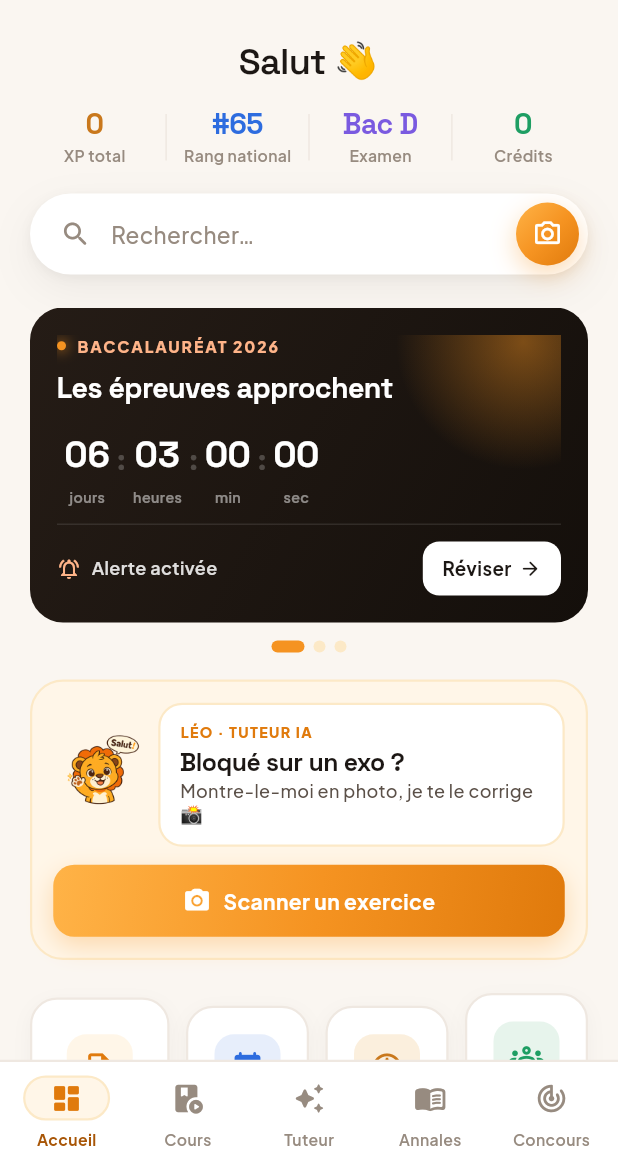
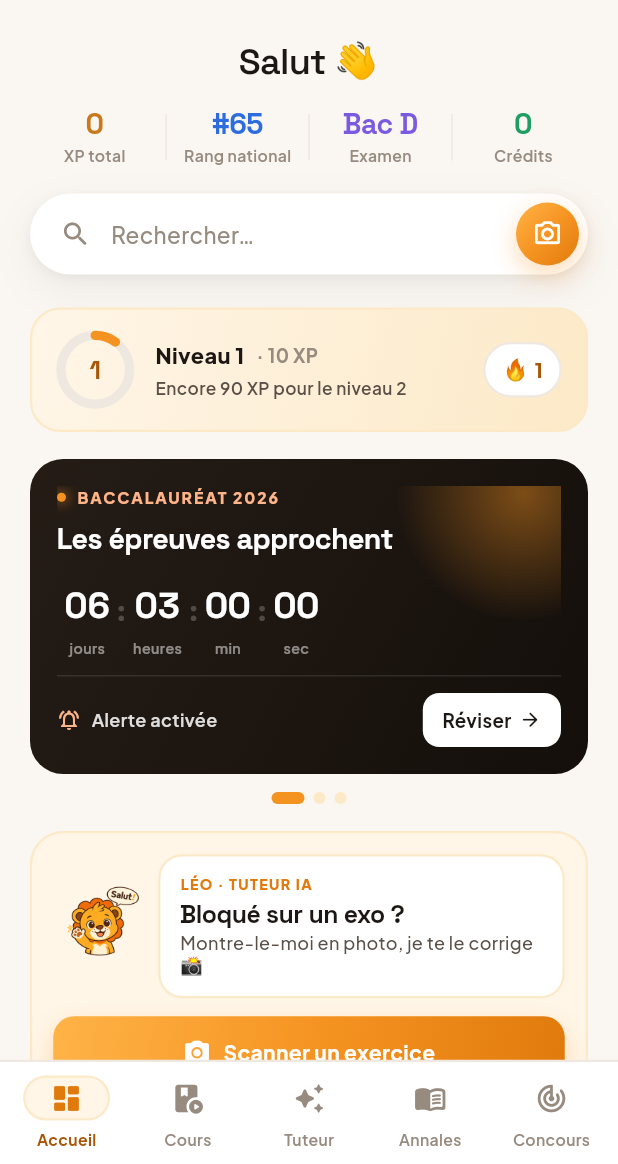
Before and after one commit to ludagg/onbuch-v2, a Flutter app: the HomeScreen screen opened by its route, on a phone screen of 412 x 824 dp, the part 72-1236 px from its top. Run offline on Flutter 3.47's test engine with Material 3 defaults, Android fonts, the phone set to English and light mode, and no system bars; our stand-ins replace app_links, appwrite, camera, chewie, file_picker, firebase_core and 16 more; missing offline and left inert: gpt_markdown, syncfusion_flutter_pdfviewer; accounts and stored records are empty; network calls fail.

Commit message:
Gamification : streak, XP, niveaux & badges
- GamificationService (doc Appwrite par utilisateur + cache disque offline) :
  streak quotidien, XP, niveaux (courbe 50·L·(L+1)), badges débloquables.
- Collection gamification (par utilisateur).
- Accueil : bannière progression (niveau/XP/streak) → /progress.
- Écran « Ma progression » : anneau de niveau, stats, grille de badges.
- XP attribué : quiz terminé (5/bonne réponse + 10), question au tuteur (15),
  connexion quotidienne (10) avec mise à jour du streak.

Co-Authored-By: Claude Opus 4.8 (1M context) <noreply@anthropic.com>
Claude-Session: https://claude.ai/code/session_01SyEdjYbgCw9yPqHpuvtDDx

```diff
--- a/lib/appwrite_config.dart
+++ b/lib/appwrite_config.dart
@@ -25,6 +25,7 @@ const appwriteTutorQuotaCollectionId = 'tutor_quota';
 const appwriteNotificationsCollectionId = 'notifications';
 const appwriteAnnalesCollectionId = 'annales';
 const appwriteAppConfigCollectionId = 'app_config';
+const appwriteGamificationCollectionId = 'gamification';
 
 // Page d'atterrissage des liens de partage (ouvre l'app si installée, sinon
 // propose le téléchargement). Projet Vercel dédié.
--- a/lib/router/app_router.dart
+++ b/lib/router/app_router.dart
@@ -32,6 +32,7 @@ import '../screens/tutor/course_summary_screen.dart';
 import '../screens/tutor/course_summary_result_screen.dart';
 import '../screens/tutor/crop_screen.dart';
 import '../screens/profile/profile_screen.dart';
+import '../screens/progress/progress_screen.dart';
 import '../screens/profile/edit_profile_screen.dart';
 import '../screens/search/global_search_screen.dart';
 import '../screens/news/article_detail_screen.dart';
@@ -113,6 +114,7 @@ final appRouter = GoRouter(
     GoRoute(path: '/aide', builder: (_, __) => const AideScreen()),
     GoRoute(path: '/edit-profile', builder: (_, __) => const EditProfileScreen()),
     GoRoute(path: '/search', builder: (_, __) => const GlobalSearchScreen()),
+    GoRoute(path: '/progress', builder: (_, __) => const ProgressScreen()),
     GoRoute(
       path: '/cours-subject',
       builder: (_, s) => ChaptersScreen(subject: s.extra as Subject?),
--- a/lib/screens/cours/quiz_result_screen.dart
+++ b/lib/screens/cours/quiz_result_screen.dart
@@ -6,6 +6,7 @@ import '../../widgets/leo_mascot.dart';
 import '../../models/course.dart';
 import '../../models/quiz.dart';
 import '../../services/database_service.dart';
+import '../../services/gamification_service.dart';
 
 /// Résultat d'un quiz (section E) : score visuel, statistiques, questions à
 /// revoir, et relances (revoir le cours / recommencer).
@@ -49,6 +50,8 @@ class _QuizResultScreenState extends State<QuizResultScreen> {
       total: questions.length,
       wrong: wrong,
     );
+    // XP : 5 par bonne réponse + 10 de bonus quiz terminé.
+    GamificationService.instance.addXp(correct * 5 + 10, quizzes: 1);
   }
 
   @override
--- a/lib/screens/home/home_screen.dart
+++ b/lib/screens/home/home_screen.dart
@@ -8,6 +8,7 @@ import '../../widgets/leo_mascot.dart';
 import '../../services/auth_service.dart';
 import '../../services/database_service.dart';
 import '../../services/annale_store.dart';
+import '../../services/gamification_service.dart';
 import '../../widgets/annale_actions.dart';
 import '../../utils/launch.dart';
 import '../../models/article.dart';
@@ -87,6 +88,13 @@ class HomeScreen extends StatelessWidget {
                 ),
               ),
               const SizedBox(height: 22),
+
+              // Progression (streak / niveau / XP)
+              const Padding(
+                padding: EdgeInsets.symmetric(horizontal: 20),
+                child: _GamificationBanner(),
+              ),
+              const SizedBox(height: 18),
 
               // Hero — carrousel d'examens (compte à rebours résultats)
               _HeroCarousel(),
@@ -669,6 +677,73 @@ class _Shortcuts extends StatelessWidget {
   }
 }
 
+// ─── Progression (gamification) ───────────────────────────────────────────────
+class _GamificationBanner extends StatefulWidget {
+  const _GamificationBanner();
+
+  @override
+  State<_GamificationBanner> createState() => _GamificationBannerState();
+}
+
+class _GamificationBannerState extends State<_GamificationBanner> {
+  @override
+  void initState() {
+    super.initState();
+    // Pointe la présence du jour (streak + bonus quotidien).
+    GamificationService.instance.recordActivity();
+  }
+
+  @override
+  Widget build(BuildContext context) {
+    return ValueListenableBuilder<GamificationState>(
+      valueListenable: GamificationService.instance.state,
+      builder: (context, s, _) {
+        return GestureDetector(
+          behavior: HitTestBehavior.opaque,
+          onTap: () => context.push('/progress'),
+          child: Container(
+            padding: const EdgeInsets.fromLTRB(16, 14, 16, 14),
+            decoration: BoxDecoration(
+              gradient: OC.gradSoft,
+              borderRadius: BorderRadius.circular(20),
+              border: Border.all(color: OC.o100, width: 1.5),
+            ),
+            child: Row(children: [
+              OBRing(
+                pct: s.levelProgress,
+                size: 52,
+                color: OC.o500,
+                center: Text('${s.level}', style: display(17, weight: FontWeight.w800, color: OC.o700)),
+              ),
+              const SizedBox(width: 14),
+              Expanded(child: Column(crossAxisAlignment: CrossAxisAlignment.start, children: [
+                Row(children: [
+                  Text('Niveau ${s.level}', style: body(14.5, weight: FontWeight.w800)),
+                  const SizedBox(width: 8),
+                  Text('· ${s.xp} XP', style: body(12.5, weight: FontWeight.w700, color: OC.muted)),
+                ]),
+                const SizedBox(height: 3),
+                Text('Encore ${(s.xpForLevel - s.xpInLevel).clamp(0, 999999)} XP pour le niveau ${s.level + 1}',
+                    style: body(11.5, color: OC.ink2, weight: FontWeight.w600)),
+              ])),
+              const SizedBox(width: 10),
+              Container(
+                padding: const EdgeInsets.symmetric(horizontal: 11, vertical: 7),
+                decoration: BoxDecoration(color: OC.paper, borderRadius: BorderRadius.circular(999), border: Border.all(color: OC.line, width: 1.5)),
+                child: Row(mainAxisSize: MainAxisSize.min, children: [
+                  const Text('🔥', style: TextStyle(fontSize: 14)),
+                  const SizedBox(width: 4),
+                  Text('${s.streak}', style: body(13, weight: FontWeight.w800, color: OC.o700)),
+                ]),
+              ),
+            ]),
+          ),
+        );
+      },
+    );
+  }
+}
+
 // ─── Saved papers (hors-ligne) ────────────────────────────────────────────────
 class _SavedSection extends StatefulWidget {
   const _SavedSection();
--- a/lib/screens/tutor/tutor_correction_screen.dart
+++ b/lib/screens/tutor/tutor_correction_screen.dart
@@ -5,6 +5,7 @@ import '../../theme/app_theme.dart';
 import '../../models/tutor_request.dart';
 import '../../services/tutor_service.dart';
 import '../../services/analytics_service.dart';
+import '../../services/gamification_service.dart';
 import '../../widgets/rich_answer.dart';
 import '../../widgets/leo_mascot.dart';
 import '../../utils/tutor_pdf.dart';
@@ -145,6 +146,7 @@ class _TutorCorrectionScreenState extends State<TutorCorrectionScreen> {
     _msgs.add(m);
     fut.then((t) {
       AnalyticsService.logEvent('tutor_correction', {'subject': widget.request?.subject ?? ''});
+      GamificationService.instance.addXp(15, tutorUses: 1);
       if (!mounted) return;
       setState(() => m.resolved = t);
       _scrollToBottom();
--- /dev/null
+++ b/lib/services/gamification_service.dart
@@ -0,0 +1,235 @@
+import 'dart:convert';
+import 'package:flutter/foundation.dart';
+import 'package:appwrite/appwrite.dart';
+import 'package:shared_preferences/shared_preferences.dart';
+import '../appwrite_config.dart';
+import 'appwrite_client.dart';
+
+/// État de progression (gamification) de l'élève.
+class GamificationState {
+  final int xp;
+  final int streak;
+  final int bestStreak;
+  final String lastActive; // YYYY-MM-DD
+  final int quizzes;
+  final int tutorUses;
+  final Set<String> badges;
+
+  const GamificationState({
+    this.xp = 0,
+    this.streak = 0,
+    this.bestStreak = 0,
+    this.lastActive = '',
+    this.quizzes = 0,
+    this.tutorUses = 0,
+    this.badges = const {},
+  });
+
+  GamificationState copyWith({int? xp, int? streak, int? bestStreak, String? lastActive, int? quizzes, int? tutorUses, Set<String>? badges}) =>
+      GamificationState(
+        xp: xp ?? this.xp,
+        streak: streak ?? this.streak,
+        bestStreak: bestStreak ?? this.bestStreak,
+        lastActive: lastActive ?? this.lastActive,
+        quizzes: quizzes ?? this.quizzes,
+        tutorUses: tutorUses ?? this.tutorUses,
+        badges: badges ?? this.badges,
+      );
+
+  // ── Niveaux ──────────────────────────────────────────────────────────────
+  // XP cumulé pour atteindre le niveau L : 50·(L-1)·L (1→0, 2→100, 3→300, 4→600…)
+  int get level {
+    var l = 1;
+    while (50 * l * (l + 1) <= xp) {
+      l++;
+    }
+    return l;
+  }
+
+  int get _floor => 50 * (level - 1) * level;
+  int get _ceil => 50 * level * (level + 1);
+  int get xpInLevel => xp - _floor;
+  int get xpForLevel => _ceil - _floor;
+  double get levelProgress => xpForLevel == 0 ? 0 : (xpInLevel / xpForLevel).clamp(0.0, 1.0);
+
+  Map<String, dynamic> toMap() => {
+        'xp': xp, 'streak': streak, 'bestStreak': bestStreak, 'lastActive': lastActive,
+        'quizzes': quizzes, 'tutorUses': tutorUses, 'badges': badges.join(','),
+      };
+
+  factory GamificationState.fromMap(Map<String, dynamic> d) => GamificationState(
+        xp: (d['xp'] as num?)?.toInt() ?? 0,
+        streak: (d['streak'] as num?)?.toInt() ?? 0,
+        bestStreak: (d['bestStreak'] as num?)?.toInt() ?? 0,
+        lastActive: (d['lastActive'] ?? '').toString(),
+        quizzes: (d['quizzes'] as num?)?.toInt() ?? 0,
+        tutorUses: (d['tutorUses'] as num?)?.toInt() ?? 0,
+        badges: (d['badges'] ?? '').toString().split(',').map((s) => s.trim()).where((s) => s.isNotEmpty).toSet(),
+      );
+}
+
+/// Définition d'un badge (débloqué selon l'état).
+class GameBadge {
+  final String id;
+  final String emoji;
+  final String label;
+  final String desc;
+  final bool Function(GamificationState s) earned;
+  const GameBadge(this.id, this.emoji, this.label, this.desc, this.earned);
+}
+
+const List<GameBadge> kBadges = [
+  GameBadge('first_quiz', '🎯', 'Premier quiz', 'Termine ton premier quiz', _bFirstQuiz),
+  GameBadge('quiz_10', '🧠', 'Studieux', 'Termine 10 quiz', _bQuiz10),
+  GameBadge('streak_3', '🔥', 'En forme', '3 jours d\'affilée', _bStreak3),
+  GameBadge('streak_7', '⚡', 'Régulier', '7 jours d\'affilée', _bStreak7),
+  GameBadge('streak_30', '🏆', 'Inarrêtable', '30 jours d\'affilée', _bStreak30),
+  GameBadge('tutor_5', '🦁', 'Curieux', 'Pose 5 questions à Léo', _bTutor5),
+  GameBadge('xp_500', '⭐', 'Monte en puissance', 'Atteins 500 XP', _bXp500),
+  GameBadge('xp_2000', '💎', 'Élite', 'Atteins 2000 XP', _bXp2000),
+];
+
+bool _bFirstQuiz(GamificationState s) => s.quizzes >= 1;
+bool _bQuiz10(GamificationState s) => s.quizzes >= 10;
+bool _bStreak3(GamificationState s) => s.bestStreak >= 3;
+bool _bStreak7(GamificationState s) => s.bestStreak >= 7;
+bool _bStreak30(GamificationState s) => s.bestStreak >= 30;
+bool _bTutor5(GamificationState s) => s.tutorUses >= 5;
+bool _bXp500(GamificationState s) => s.xp >= 500;
+bool _bXp2000(GamificationState s) => s.xp >= 2000;
+
+/// Service de gamification : streak quotidien, XP, niveaux, badges.
+/// Source : doc Appwrite `gamification/{uid}` (par utilisateur) + cache disque
+/// (`shared_preferences`) pour l'affichage instantané et le hors-ligne.
+class GamificationService {
+  GamificationService._();
+  static final GamificationService instance = GamificationService._();
+
+  static const _prefsKey = 'gamification_v1';
+
+  final ValueNotifier<GamificationState> state = ValueNotifier(const GamificationState());
+  String? _uid;
+  bool _loaded = false;
+
+  String _today() {
+    final n = DateTime.now();
+    String two(int v) => v.toString().padLeft(2, '0');
+    return '${n.year}-${two(n.month)}-${two(n.day)}';
+  }
+
+  String _yesterday() {
+    final n = DateTime.now().subtract(const Duration(days: 1));
+    String two(int v) => v.toString().padLeft(2, '0');
+    return '${n.year}-${two(n.month)}-${two(n.day)}';
+  }
+
+  /// Charge l'état (cache disque puis serveur). Idempotent.
+  Future<void> load() async {
+    if (_loaded) return;
+    _loaded = true;
+    // Cache disque d'abord (instantané, offline).
+    try {
+      final p = await SharedPreferences.getInstance();
+      final raw = p.getString(_prefsKey);
+      if (raw != null && raw.isNotEmpty) {
+        state.value = GamificationState.fromMap(jsonDecode(raw) as Map<String, dynamic>);
+      }
+    } catch (_) {}
+    // Serveur (autorité si dispo).
+    try {
+      final user = await AppwriteClient.account.get();
+      _uid = user.$id;
+      try {
+        final doc = await AppwriteClient.databases.getDocument(
+          databaseId: appwriteDatabaseId,
+          collectionId: appwriteGamificationCollectionId,
+          documentId: _uid!,
+        );
+        state.value = GamificationState.fromMap(doc.data);
+        await _saveLocal();
+      } on AppwriteException catch (e) {
+        if (e.code == 404) {
+          await _persist(); // crée le doc serveur à partir de l'état courant
+        }
+      }
+    } catch (_) {/* hors-ligne / non connecté → cache local */}
+  }
+
+  Future<void> _saveLocal() async {
+    try {
+      final p = await SharedPreferences.getInstance();
+      await p.setString(_prefsKey, jsonEncode(state.value.toMap()));
+    } catch (_) {}
+  }
+
+  Future<void> _persist() async {
+    await _saveLocal();
+    final uid = _uid;
+    if (uid == null) return;
+    final data = {...state.value.toMap(), 'updatedAt': DateTime.now().toIso8601String()};
+    try {
+      await AppwriteClient.databases.updateDocument(
+        databaseId: appwriteDatabaseId,
+        collectionId: appwriteGamificationCollectionId,
+        documentId: uid,
+        data: data,
+      );
+    } on AppwriteException catch (e) {
+      if (e.code == 404) {
+        try {
+          await AppwriteClient.databases.createDocument(
+            databaseId: appwriteDatabaseId,
+            collectionId: appwriteGamificationCollectionId,
+            documentId: uid,
+            data: data,
+            permissions: [
+              Permission.read(Role.user(uid)),
+              Permission.update(Role.user(uid)),
+              Permission.delete(Role.user(uid)),
+            ],
+          );
+        } catch (_) {}
+      }
+    } catch (_) {}
+  }
+
+  Set<String> _withNewBadges(GamificationState s) {
+    final b = {...s.badges};
+    for (final badge in kBadges) {
+      if (badge.earned(s)) b.add(badge.id);
+    }
+    return b;
+  }
+
+  /// À l'ouverture de l'app : met à jour le streak (1×/jour) + bonus quotidien.
+  Future<void> recordActivity() async {
+    await load();
+    final s = state.value;
+    final today = _today();
+    if (s.lastActive == today) return; // déjà compté aujourd'hui
+    final newStreak = s.lastActive == _yesterday() ? s.streak + 1 : 1;
+    var next = s.copyWith(
+      streak: newStreak,
+      bestStreak: newStreak > s.bestStreak ? newStreak : s.bestStreak,
+      lastActive: today,
+      xp: s.xp + 10, // bonus de connexion quotidienne
+    );
+    next = next.copyWith(badges: _withNewBadges(next));
+    state.value = next;
+    await _persist();
+  }
+
+  /// Ajoute de l'XP (+ incréments éventuels), recalcule les badges.
+  Future<void> addXp(int amount, {int quizzes = 0, int tutorUses = 0}) async {
+    await load();
+    final s = state.value;
+    var next = s.copyWith(
+      xp: s.xp + amount,
+      quizzes: s.quizzes + quizzes,
+      tutorUses: s.tutorUses + tutorUses,
+    );
+    next = next.copyWith(badges: _withNewBadges(next));
+    state.value = next;
+    await _persist();
+  }
+}
```
Also changed, not shown: lib/screens/progress/progress_screen.dart (added, +122 -0 lines).
